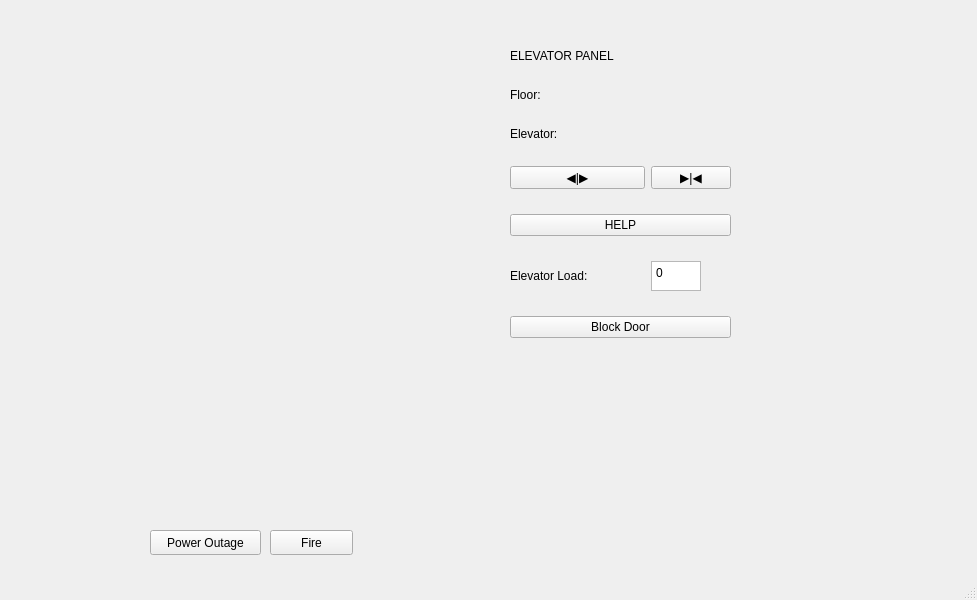
Qt form mainwindow.ui (vadimbarkhatov/Elevator-Control-Simulator) before a commit.
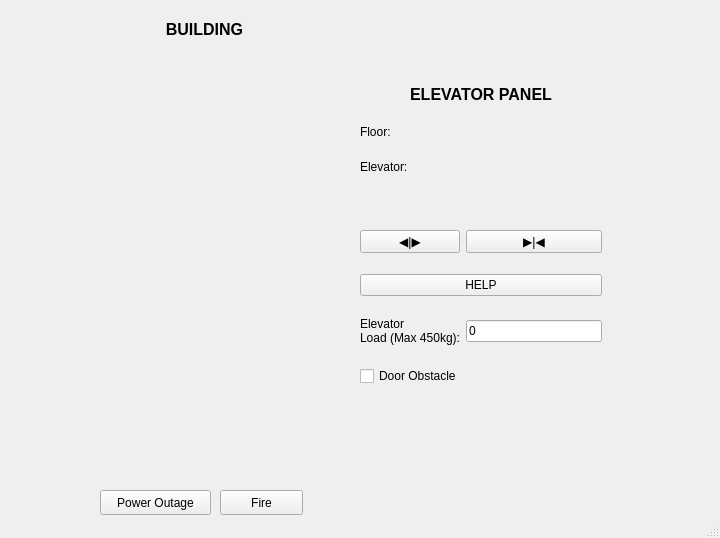
The same form after that commit.

Patch:
```diff
--- a/mainwindow.ui
+++ b/mainwindow.ui
@@ -6,8 +6,8 @@
    <rect>
     <x>0</x>
     <y>0</y>
-    <width>977</width>
-    <height>600</height>
+    <width>720</width>
+    <height>538</height>
    </rect>
   </property>
   <property name="windowTitle">
@@ -17,8 +17,8 @@
    <widget class="QPushButton" name="fireButton">
     <property name="geometry">
      <rect>
-      <x>270</x>
-      <y>530</y>
+      <x>220</x>
+      <y>490</y>
       <width>83</width>
       <height>25</height>
      </rect>
@@ -30,8 +30,8 @@
    <widget class="QPushButton" name="powerButton">
     <property name="geometry">
      <rect>
-      <x>150</x>
-      <y>530</y>
+      <x>100</x>
+      <y>490</y>
       <width>111</width>
       <height>25</height>
      </rect>
@@ -43,15 +43,15 @@
    <widget class="QWidget" name="gridLayoutWidget">
     <property name="geometry">
      <rect>
-      <x>20</x>
-      <y>10</y>
-      <width>51</width>
-      <height>71</height>
+      <x>90</x>
+      <y>50</y>
+      <width>221</width>
+      <height>421</height>
      </rect>
     </property>
     <layout class="QGridLayout" name="gridLayout">
      <property name="sizeConstraint">
-      <enum>QLayout::SetMinimumSize</enum>
+      <enum>QLayout::SetNoConstraint</enum>
      </property>
      <property name="spacing">
       <number>0</number>
@@ -61,20 +61,78 @@
    <widget class="QWidget" name="gridLayoutWidget_2">
     <property name="geometry">
      <rect>
-      <x>510</x>
-      <y>30</y>
-      <width>221</width>
+      <x>360</x>
+      <y>70</y>
+      <width>242</width>
       <height>333</height>
      </rect>
     </property>
     <layout class="QGridLayout" name="gridLayout_2">
-     <item row="5" column="1" colspan="2">
+     <item row="1" column="1" colspan="2">
+      <widget class="QLabel" name="floorNumLabel">
+       <property name="sizePolicy">
+        <sizepolicy hsizetype="Preferred" vsizetype="Fixed">
+         <horstretch>0</horstretch>
+         <verstretch>0</verstretch>
+        </sizepolicy>
+       </property>
+       <property name="text">
+        <string>Floor: </string>
+       </property>
+      </widget>
+     </item>
+     <item row="5" column="2">
+      <widget class="QPushButton" name="closeDoorButton">
+       <property name="text">
+        <string>▶|◀</string>
+       </property>
+      </widget>
+     </item>
+     <item row="8" column="1" colspan="2">
+      <widget class="QCheckBox" name="doorObstacleCheck">
+       <property name="text">
+        <string>Door Obstacle</string>
+       </property>
+      </widget>
+     </item>
+     <item row="5" column="1">
+      <widget class="QPushButton" name="openDoorButton">
+       <property name="text">
+        <string>◀|▶</string>
+       </property>
+      </widget>
+     </item>
+     <item row="6" column="1" colspan="2">
       <widget class="QPushButton" name="pushButton_6">
        <property name="text">
         <string>HELP</string>
        </property>
       </widget>
      </item>
+     <item row="7" column="1">
+      <widget class="QLabel" name="label">
+       <property name="text">
+        <string>Elevator 
+Load (Max 450kg):</string>
+       </property>
+      </widget>
+     </item>
+     <item row="4" column="1" colspan="2">
+      <layout class="QGridLayout" name="eleButtonLayout"/>
+     </item>
+     <item row="3" column="1" colspan="2">
+      <widget class="QLabel" name="displayLabel">
+       <property name="sizePolicy">
+        <sizepolicy hsizetype="Preferred" vsizetype="Fixed">
+         <horstretch>0</horstretch>
+         <verstretch>0</verstretch>
+        </sizepolicy>
+       </property>
+       <property name="text">
+        <string/>
+       </property>
+      </widget>
+     </item>
      <item row="2" column="1" colspan="2">
       <widget class="QLabel" name="eleNumLabel">
        <property name="sizePolicy">
@@ -88,49 +146,6 @@
        </property>
       </widget>
      </item>
-     <item row="6" column="1">
-      <widget class="QLabel" name="label">
-       <property name="text">
-        <string>Elevator Load:</string>
-       </property>
-      </widget>
-     </item>
-     <item row="3" column="1" colspan="2">
-      <layout class="QGridLayout" name="eleButtonLayout"/>
-     </item>
-     <item row="6" column="2">
-      <widget class="QPlainTextEdit" name="plainTextEdit">
-       <property name="sizePolicy">
-        <sizepolicy hsizetype="Fixed" vsizetype="Fixed">
-         <horstretch>0</horstretch>
-         <verstretch>0</verstretch>
-        </sizepolicy>
-       </property>
-       <property name="maximumSize">
-        <size>
-         <width>50</width>
-         <height>30</height>
-        </size>
-       </property>
-       <property name="plainText">
-        <string>0</string>
-       </property>
-      </widget>
-     </item>
-     <item row="4" column="1">
-      <widget class="QPushButton" name="openDoorButton">
-       <property name="text">
-        <string>◀|▶</string>
-       </property>
-      </widget>
-     </item>
-     <item row="4" column="2">
-      <widget class="QPushButton" name="closeDoorButton">
-       <property name="text">
-        <string>▶|◀</string>
-       </property>
-      </widget>
-     </item>
      <item row="0" column="1" colspan="2">
       <widget class="QLabel" name="label_4">
        <property name="sizePolicy">
@@ -139,33 +154,59 @@
          <verstretch>0</verstretch>
         </sizepolicy>
        </property>
+       <property name="font">
+        <font>
+         <pointsize>12</pointsize>
+         <weight>75</weight>
+         <bold>true</bold>
+        </font>
+       </property>
        <property name="text">
         <string>ELEVATOR PANEL</string>
        </property>
-      </widget>
-     </item>
-     <item row="1" column="1" colspan="2">
-      <widget class="QLabel" name="floorNumLabel">
-       <property name="sizePolicy">
-        <sizepolicy hsizetype="Preferred" vsizetype="Fixed">
-         <horstretch>0</horstretch>
-         <verstretch>0</verstretch>
-        </sizepolicy>
+       <property name="alignment">
+        <set>Qt::AlignCenter</set>
        </property>
-       <property name="text">
-        <string>Floor: </string>
-       </property>
       </widget>
      </item>
-     <item row="7" column="1" colspan="2">
-      <widget class="QPushButton" name="pushButton">
+     <item row="7" column="2">
+      <widget class="QLineEdit" name="eleLoadBox">
        <property name="text">
-        <string>Block Door</string>
+        <string>0</string>
        </property>
       </widget>
      </item>
     </layout>
    </widget>
+   <widget class="QLabel" name="label_5">
+    <property name="geometry">
+     <rect>
+      <x>100</x>
+      <y>20</y>
+      <width>209</width>
+      <height>19</height>
+     </rect>
+    </property>
+    <property name="sizePolicy">
+     <sizepolicy hsizetype="Preferred" vsizetype="Fixed">
+      <horstretch>0</horstretch>
+      <verstretch>0</verstretch>
+     </sizepolicy>
+    </property>
+    <property name="font">
+     <font>
+      <pointsize>12</pointsize>
+      <weight>75</weight>
+      <bold>true</bold>
+     </font>
+    </property>
+    <property name="text">
+     <string>BUILDING</string>
+    </property>
+    <property name="alignment">
+     <set>Qt::AlignCenter</set>
+    </property>
+   </widget>
   </widget>
   <widget class="QStatusBar" name="statusbar"/>
  </widget>
```
